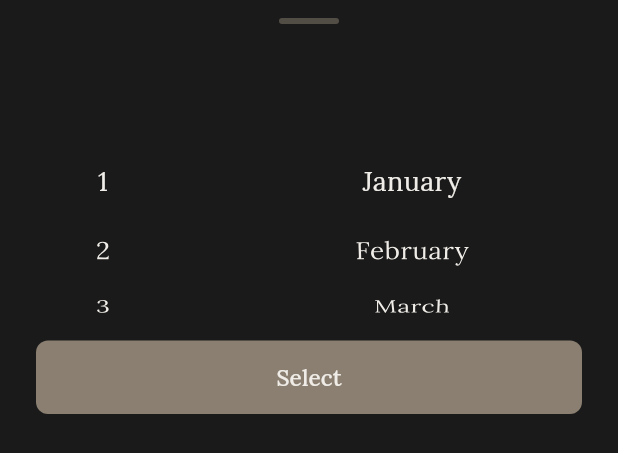
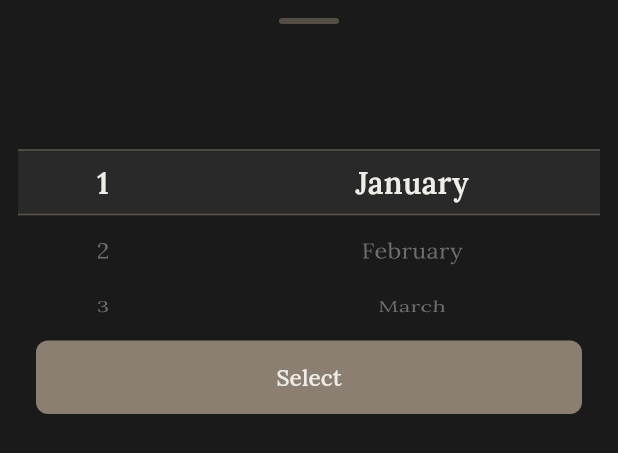
Before and after one commit to AlanComer/The-Daily-Stoic, a Flutter app: the _MonthDayPicker widget shown alone on an empty page, opened directly with empty values, on a phone screen of 412 x 824 dp. Shown: the top 453 px of the screen. Run offline on Flutter 3.47's test engine with Material 3 defaults, Android fonts, the phone set to English and light mode, and no system bars; our stand-ins replace flutter_secure_storage, google_fonts; accounts and stored records are empty.

Commit message:
feat: enhance month/day picker with drag support and custom scrolling

```diff
--- a/lib/screens/home_screen.dart
+++ b/lib/screens/home_screen.dart
@@ -1,3 +1,4 @@
+import 'package:flutter/gestures.dart';
 import 'package:flutter/material.dart';
 import 'package:flutter_secure_storage/flutter_secure_storage.dart';
 import 'package:intl/intl.dart';
@@ -266,12 +267,26 @@ class _MonthDayPickerState extends State<_MonthDayPicker> {
   late final FixedExtentScrollController _monthController;
   late final FixedExtentScrollController _dayController;
 
+  // Drag tracking for manual scroll handling
+  double _dayDragStart = 0;
+  int _dayStartItem = 0;
+  double _monthDragStart = 0;
+  int _monthStartItem = 0;
+
   static const _months = [
     'January', 'February', 'March', 'April', 'May', 'June',
     'July', 'August', 'September', 'October', 'November', 'December',
   ];
 
+  static const _itemExtent = 44.0;
+
   int _daysInMonth(int month) => DateTime(2000, month + 1, 0).day;
+
+  void _scrollByDelta(FixedExtentScrollController controller, double dy, int maxIndex) {
+    if (dy == 0) return;
+    final next = (controller.selectedItem + (dy > 0 ? 1 : -1)).clamp(0, maxIndex);
+    controller.animateToItem(next, duration: const Duration(milliseconds: 150), curve: Curves.easeOut);
+  }
 
   @override
   void initState() {
@@ -287,6 +302,45 @@ class _MonthDayPickerState extends State<_MonthDayPicker> {
     _monthController.dispose();
     _dayController.dispose();
     super.dispose();
+  }
+
+  Widget _buildWheel({
+    required FixedExtentScrollController controller,
+    required int itemCount,
+    required int maxIndex,
+    required double dragStartRef,
+    required int startItemRef,
+    required void Function(double) onDragStart,
+    required void Function(double) onDragUpdate,
+    required void Function(int) onChanged,
+    required Widget Function(int) itemBuilder,
+  }) {
+    return Listener(
+      onPointerSignal: (event) {
+        if (event is PointerScrollEvent) {
+          _scrollByDelta(controller, event.scrollDelta.dy, maxIndex);
+        }
+      },
+      child: GestureDetector(
+        onVerticalDragStart: (d) => onDragStart(d.globalPosition.dy),
+        onVerticalDragUpdate: (d) => onDragUpdate(d.globalPosition.dy),
+        child: ListWheelScrollView(
+          controller: controller,
+          itemExtent: _itemExtent,
+          perspective: 0.003,
+          diameterRatio: 1.6,
+          physics: const NeverScrollableScrollPhysics(),
+          onSelectedItemChanged: (i) => setState(() => onChanged(i)),
+          children: List.generate(
+            itemCount,
+            (i) => GestureDetector(
+              onTap: () => controller.animateToItem(i, duration: const Duration(milliseconds: 200), curve: Curves.easeOut),
+              child: itemBuilder(i),
+            ),
+          ),
+        ),
+      ),
+    );
   }
 
   @override
@@ -307,25 +361,37 @@ class _MonthDayPickerState extends State<_MonthDayPicker> {
             ),
           ),
           Expanded(
-            child: Row(
+            child: Stack(
+              alignment: Alignment.center,
+              children: [
+                Row(
                   children: [
                     Expanded(
-                  child: ListWheelScrollView(
+                      child: _buildWheel(
                         controller: _dayController,
-                    itemExtent: 44,
-                    perspective: 0.003,
-                    diameterRatio: 1.6,
-                    physics: const FixedExtentScrollPhysics(),
-                    onSelectedItemChanged: (i) => setState(() => _day = i + 1),
-                    children: List.generate(
-                      31,
-                      (i) => Center(
+                        itemCount: 31,
+                        maxIndex: 30,
+                        dragStartRef: _dayDragStart,
+                        startItemRef: _dayStartItem,
+                        onDragStart: (y) {
+                          _dayDragStart = y;
+                          _dayStartItem = _dayController.selectedItem;
+                        },
+                        onDragUpdate: (y) {
+                          final delta = y - _dayDragStart;
+                          final next = (_dayStartItem + (-delta / _itemExtent).round()).clamp(0, 30);
+                          _dayController.jumpToItem(next);
+                        },
+                        onChanged: (i) => _day = i + 1,
+                        itemBuilder: (i) => Center(
                           child: Text(
                             '${i + 1}',
-                          style: const TextStyle(
-                            fontSize: 18,
-                            color: Color(0xFFF0EDE8),
-                          ),
+                            style: TextStyle(
+                              fontSize: _day == i + 1 ? 20 : 16,
+                              fontWeight: _day == i + 1 ? FontWeight.w600 : FontWeight.w400,
+                              color: _day == i + 1
+                                  ? const Color(0xFFF0EDE8)
+                                  : const Color(0xFFF0EDE8).withOpacity(0.4),
                             ),
                           ),
                         ),
@@ -333,22 +399,49 @@ class _MonthDayPickerState extends State<_MonthDayPicker> {
                     ),
                     Expanded(
                       flex: 2,
-                  child: ListWheelScrollView(
+                      child: _buildWheel(
                         controller: _monthController,
-                    itemExtent: 44,
-                    perspective: 0.003,
-                    diameterRatio: 1.6,
-                    physics: const FixedExtentScrollPhysics(),
-                    onSelectedItemChanged: (i) => setState(() => _month = i + 1),
-                    children: List.generate(
-                      12,
-                      (i) => Center(
+                        itemCount: 12,
+                        maxIndex: 11,
+                        dragStartRef: _monthDragStart,
+                        startItemRef: _monthStartItem,
+                        onDragStart: (y) {
+                          _monthDragStart = y;
+                          _monthStartItem = _monthController.selectedItem;
+                        },
+                        onDragUpdate: (y) {
+                          final delta = y - _monthDragStart;
+                          final next = (_monthStartItem + (-delta / _itemExtent).round()).clamp(0, 11);
+                          _monthController.jumpToItem(next);
+                        },
+                        onChanged: (i) => _month = i + 1,
+                        itemBuilder: (i) => Center(
                           child: Text(
                             _months[i],
-                          style: const TextStyle(
-                            fontSize: 18,
-                            color: Color(0xFFF0EDE8),
+                            style: TextStyle(
+                              fontSize: _month == i + 1 ? 20 : 16,
+                              fontWeight: _month == i + 1 ? FontWeight.w600 : FontWeight.w400,
+                              color: _month == i + 1
+                                  ? const Color(0xFFF0EDE8)
+                                  : const Color(0xFFF0EDE8).withOpacity(0.4),
                             ),
+                          ),
+                        ),
+                      ),
+                    ),
+                  ],
+                ),
+                // Selection highlight band — sits over wheels, ignores all input
+                IgnorePointer(
+                  child: Container(
+                    height: _itemExtent,
+                    margin: const EdgeInsets.symmetric(horizontal: 12),
+                    decoration: BoxDecoration(
+                      color: const Color(0xFFF0EDE8).withOpacity(0.07),
+                      border: Border.symmetric(
+                        horizontal: BorderSide(
+                          color: const Color(0xFF8A7F70).withOpacity(0.5),
+                          width: 1,
                         ),
                       ),
                     ),
```
Lines whose indentation alone changed are shown as unchanged.
